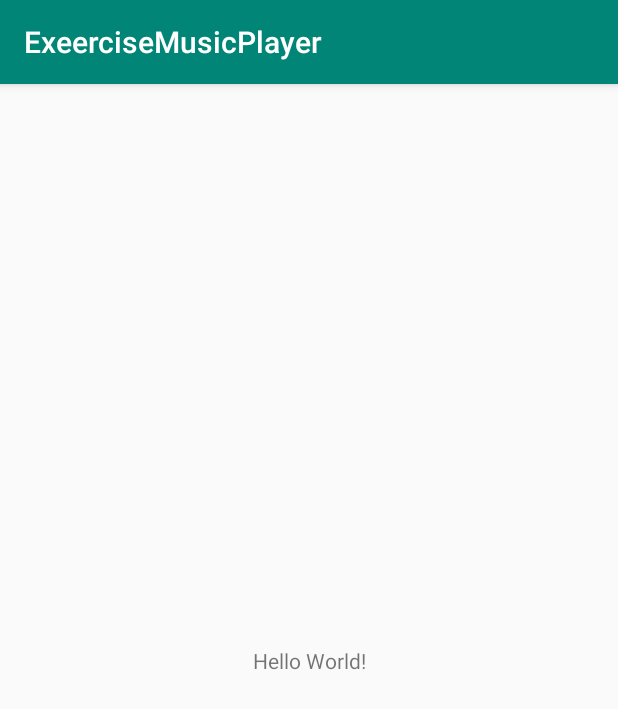
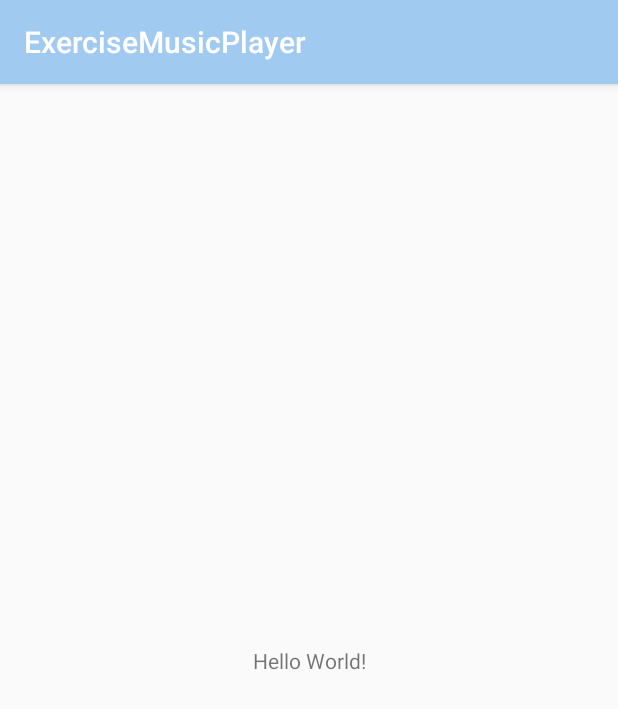
Before and after one commit to ariland21/ExerciseMusicPlayer, an Android app: the screen it shows after launch (MainActivity), on a phone screen of 412 x 824 dp. Shown: the top 709 px of the screen. Run offline under Robolectric (Android 15) with nearby library versions, the phone set to English and light mode, and no system bars.

Commit message:
edit file values

```diff
--- a/app/src/main/res/values/colors.xml
+++ b/app/src/main/res/values/colors.xml
@@ -1,6 +1,7 @@
 <?xml version="1.0" encoding="utf-8"?>
 <resources>
-    <color name="colorPrimary">#008577</color>
-    <color name="colorPrimaryDark">#00574B</color>
-    <color name="colorAccent">#D81B60</color>
+    <color name="colorPrimary">#A1CAF1</color>
+    <color name="colorPrimaryDark">#3700B3</color>
+    <color name="colorAccent">#03DAC5</color>
+    <color name="colorPage">#FBCEB1</color>
 </resources>
--- a/app/src/main/res/values/strings.xml
+++ b/app/src/main/res/values/strings.xml
@@ -1,3 +1,5 @@
 <resources>
-    <string name="app_name">ExeerciseMusicPlayer</string>
+    <string name="app_name">ExerciseMusicPlayer</string>
+    <string name="shuffle">Shuffle</string>
+    <string name="end">End</string>
 </resources>
```
